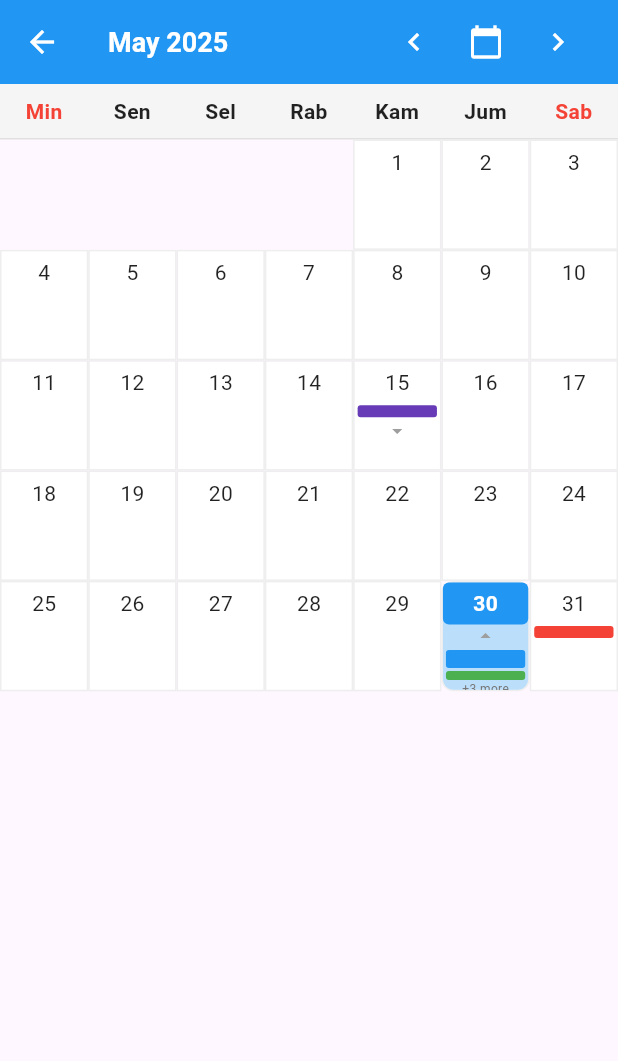
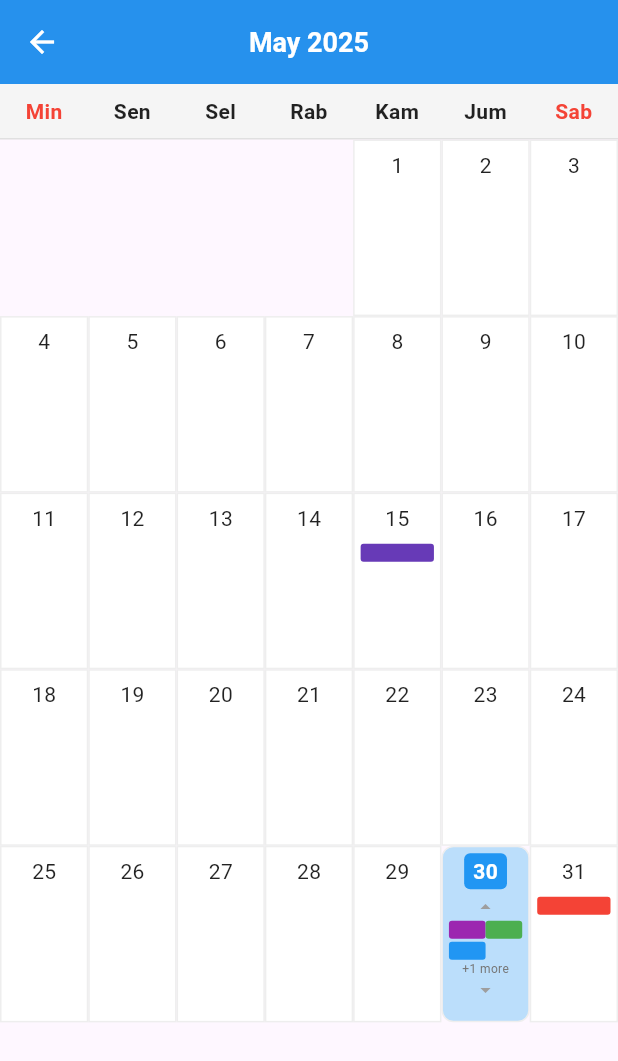
Before and after one commit to auzt/calendarprp, a Flutter app: the screen it shows after launch, after a tap on "Lihat Month View", on a phone screen of 412 x 824 dp. Shown: the top 1061 px of the screen. Run offline on Flutter 3.47's test engine with Material 3 defaults, Android fonts, the phone set to English and light mode, and no system bars.

Commit message:
month view

```diff
--- a/lib/month_view.dart
+++ b/lib/month_view.dart
@@ -1,7 +1,8 @@
-// lib/month_view.dart
+// lib/month_view.dart (REVISI ULANG)
 import 'package:flutter/material.dart';
-import 'package:intl/intl.dart'; // Make sure you have intl: ^0.19.0 in pubspec.yaml
+import 'package:intl/intl.dart';
 import 'package:calendar/day_view.dart'; // Import CalendarEvent model
+import 'dart:math'; // Untuk fungsi min
 
 class MonthViewCalendar extends StatefulWidget {
   final DateTime initialDate;
@@ -13,12 +14,13 @@ class MonthViewCalendar extends StatefulWidget {
 }
 
 class _MonthViewCalendarState extends State<MonthViewCalendar> {
+  late PageController _pageController;
   late DateTime _focusedMonth;
   late DateTime
   _selectedDate; // Keep track of the selected date for highlighting
   Map<String, List<CalendarEvent>> eventsPerDate = {}; // Data event
 
-  // Define display range for events in a day block
+  // Define display range for events in a day block for arrow indicators
   final int _displayStartTimeHour = 8;
   final int _displayEndTimeHour = 17; // 5 PM
 
@@ -30,6 +32,10 @@ class _MonthViewCalendarState extends State<MonthViewCalendar> {
       widget.initialDate.month,
       1,
     );
+    // Initialize page controller to start at the current month's page index
+    _pageController = PageController(
+      initialPage: _calculateInitialPageIndex(widget.initialDate),
+    );
     _selectedDate = DateTime(
       widget.initialDate.year,
       widget.initialDate.month,
@@ -38,15 +44,31 @@ class _MonthViewCalendarState extends State<MonthViewCalendar> {
     _initializeEvents(); // Initialize dummy events for demonstration
   }
 
-  // A simplified event initialization for MonthView.
-  // In a real app, this data would come from a shared state/database.
+  @override
+  void dispose() {
+    _pageController.dispose();
+    super.dispose();
+  }
+
+  int _calculateInitialPageIndex(DateTime date) {
+    // Arbitrary starting year, e.g., 2000, to calculate page index
+    // This allows navigating many years back/forward.
+    final DateTime epoch = DateTime(2000, 1, 1);
+    return ((date.year - epoch.year) * 12) + (date.month - epoch.month);
+  }
+
+  DateTime _getMonthForPageIndex(int index) {
+    final DateTime epoch = DateTime(2000, 1, 1);
+    return DateTime(epoch.year + (index ~/ 12), epoch.month + (index % 12));
+  }
+
   void _initializeEvents() {
     DateTime today = DateTime.now();
     DateTime baseToday = DateTime(today.year, today.month, today.day);
     DateTime tomorrow = baseToday.add(const Duration(days: 1));
     DateTime dayAfterTomorrow = baseToday.add(const Duration(days: 2));
+    DateTime twoDaysAfterTomorrow = baseToday.add(const Duration(days: 4));
     DateTime nextWeek = baseToday.add(const Duration(days: 7));
-    DateTime startOfMonth = DateTime(today.year, today.month, 1);
     DateTime midMonth = DateTime(today.year, today.month, 15);
 
     // Clear existing events for fresh start in Month View
@@ -148,6 +170,31 @@ class _MonthViewCalendarState extends State<MonthViewCalendar> {
       ),
     ];
 
+    // Events with intentional overlap for splitting test
+    eventsPerDate[_getDateKey(twoDaysAfterTomorrow)] = [
+      CalendarEvent(
+        id: 'overlap1',
+        title: 'Meeting A',
+        startTime: twoDaysAfterTomorrow.copyWith(hour: 10, minute: 0),
+        endTime: twoDaysAfterTomorrow.copyWith(hour: 11, minute: 30),
+        color: Colors.deepOrange,
+      ),
+      CalendarEvent(
+        id: 'overlap2',
+        title: 'Meeting B',
+        startTime: twoDaysAfterTomorrow.copyWith(hour: 10, minute: 45),
+        endTime: twoDaysAfterTomorrow.copyWith(hour: 12, minute: 0),
+        color: Colors.cyan,
+      ),
+      CalendarEvent(
+        id: 'overlap3',
+        title: 'Meeting C',
+        startTime: twoDaysAfterTomorrow.copyWith(hour: 11, minute: 0),
+        endTime: twoDaysAfterTomorrow.copyWith(hour: 12, minute: 30),
+        color: Colors.pink,
+      ),
+    ];
+
     // Some events in the middle of the month
     eventsPerDate[_getDateKey(midMonth)] = [
       CalendarEvent(
@@ -168,74 +215,38 @@ class _MonthViewCalendarState extends State<MonthViewCalendar> {
     return eventsPerDate[_getDateKey(date)] ?? [];
   }
 
-  void _changeMonth(int monthOffset) {
-    setState(() {
-      _focusedMonth = DateTime(
-        _focusedMonth.year,
-        _focusedMonth.month + monthOffset,
-        1,
-      );
-      // Adjust selected date to the new month, keeping the day if possible
-      int newDay = _selectedDate.day;
-      if (newDay >
-          DateTime(_focusedMonth.year, _focusedMonth.month + 1, 0).day) {
-        newDay =
-            DateTime(
-              _focusedMonth.year,
-              _focusedMonth.month + 1,
-              0,
-            ).day; // Cap to last day of month
-      }
-      _selectedDate = DateTime(_focusedMonth.year, _focusedMonth.month, newDay);
-    });
-  }
-
   @override
   Widget build(BuildContext context) {
     return Scaffold(
       appBar: AppBar(
-        title: Row(
-          children: [
-            Expanded(
-              child: Text(
+        title: Text(
           DateFormat('MMMM y').format(_focusedMonth),
-                style: const TextStyle(
-                  fontSize: 18,
-                  fontWeight: FontWeight.bold,
-                ),
-              ),
-            ),
-            IconButton(
-              onPressed: () => _changeMonth(-1),
-              icon: const Icon(Icons.chevron_left),
-              tooltip: 'Bulan Sebelumnya',
-            ),
-            IconButton(
-              onPressed: () {
-                setState(() {
-                  _focusedMonth = DateTime(
-                    DateTime.now().year,
-                    DateTime.now().month,
-                    1,
-                  );
-                  _selectedDate = DateTime.now();
-                });
-              },
-              icon: const Icon(Icons.calendar_today),
-              tooltip: 'Bulan Ini',
-            ),
-            IconButton(
-              onPressed: () => _changeMonth(1),
-              icon: const Icon(Icons.chevron_right),
-              tooltip: 'Bulan Selanjutnya',
-            ),
-          ],
+          style: const TextStyle(fontSize: 18, fontWeight: FontWeight.bold),
         ),
         backgroundColor: Colors.blue,
         foregroundColor: Colors.white,
+        centerTitle: true,
       ),
       body: Column(
-        children: [_buildWeekdayHeader(), Expanded(child: _buildMonthGrid())],
+        children: [
+          _buildWeekdayHeader(),
+          Expanded(
+            child: PageView.builder(
+              controller: _pageController,
+              scrollDirection:
+                  Axis.vertical, // Scroll vertikal untuk ganti bulan
+              onPageChanged: (index) {
+                setState(() {
+                  _focusedMonth = _getMonthForPageIndex(index);
+                });
+              },
+              itemBuilder: (context, index) {
+                final month = _getMonthForPageIndex(index);
+                return _buildMonthGrid(month);
+              },
+            ),
+          ),
+        ],
       ),
     );
   }
@@ -279,14 +290,9 @@ class _MonthViewCalendarState extends State<MonthViewCalendar> {
     );
   }
 
-  Widget _buildMonthGrid() {
-    final int daysInMonth =
-        DateTime(_focusedMonth.year, _focusedMonth.month + 1, 0).day;
-    final DateTime firstDayOfMonth = DateTime(
-      _focusedMonth.year,
-      _focusedMonth.month,
-      1,
-    );
+  Widget _buildMonthGrid(DateTime month) {
+    final int daysInMonth = DateTime(month.year, month.month + 1, 0).day;
+    final DateTime firstDayOfMonth = DateTime(month.year, month.month, 1);
     final int firstWeekday =
         firstDayOfMonth.weekday % 7; // Sunday = 0, Monday = 1, etc.
 
@@ -299,18 +305,28 @@ class _MonthViewCalendarState extends State<MonthViewCalendar> {
 
     // Add cells for each day of the month
     for (int day = 1; day <= daysInMonth; day++) {
-      final DateTime currentDay = DateTime(
-        _focusedMonth.year,
-        _focusedMonth.month,
-        day,
-      );
+      final DateTime currentDay = DateTime(month.year, month.month, day);
       dayCells.add(_buildDayCell(currentDay));
+    }
+
+    // Calculate total number of cells needed for 6 rows (assuming 7 columns)
+    int totalCellsNeeded = 6 * 7;
+    // Add trailing empty cells to fill the grid if needed
+    while (dayCells.length < totalCellsNeeded) {
+      dayCells.add(const SizedBox.shrink());
     }
 
     return GridView.builder(
       gridDelegate: const SliverGridDelegateWithFixedCrossAxisCount(
         crossAxisCount: 7,
-        childAspectRatio: 0.8, // Adjust as needed
+        // Adjust childAspectRatio to make cells larger.
+        // Screen height / (6 rows * cell height) / (screen width / 7 columns * cell width)
+        // A value of 1.0 would mean square cells. Lower value means taller cells.
+        // We want cells to fill the expanded height, so it's a bit tricky.
+        // A common practice is to calculate based on screen size, or use a fixed ratio.
+        // Let's try to make it fill.
+        childAspectRatio:
+            0.5, // Disesuaikan agar sel lebih besar dan 6 baris penuh
       ),
       itemCount: dayCells.length,
       itemBuilder: (context, index) => dayCells[index],
@@ -345,32 +361,43 @@ class _MonthViewCalendarState extends State<MonthViewCalendar> {
       }
     }
 
+    // Sort scheduled events by start time for consistent display
+    scheduledEvents.sort((a, b) => a.startTime.compareTo(b.startTime));
+
     bool hasEventsBeforeDisplayTime = false;
     bool hasEventsAfterDisplayTime = false;
 
     // Check for events outside display range
     for (var event in scheduledEvents) {
-      if (event.startTime.hour < _displayStartTimeHour) {
+      if (event.startTime.isBefore(
+        date.copyWith(hour: _displayStartTimeHour, minute: 0),
+      )) {
         hasEventsBeforeDisplayTime = true;
       }
-      if (event.endTime.hour >= _displayEndTimeHour) {
-        // Check if event ends at or after _displayEndTimeHour
+      if (event.endTime.isAfter(
+        date.copyWith(hour: _displayEndTimeHour, minute: 0),
+      )) {
         hasEventsAfterDisplayTime = true;
       }
     }
+
+    // Logic for splitting overlapping events (simplified for MonthView)
+    List<List<CalendarEvent>> eventColumns = _calculateMonthViewEventLayout(
+      scheduledEvents,
+    );
 
     return GestureDetector(
       onTap: () {
         setState(() {
           _selectedDate = date;
-          // Optionally, navigate to DayView for this date
+        });
+        // Navigate to DayView for this date
         Navigator.push(
           context,
           MaterialPageRoute(
             builder: (context) => DayViewCalendar(initialDate: date),
           ),
         );
-        });
       },
       child: Container(
         decoration: BoxDecoration(
@@ -379,11 +406,14 @@ class _MonthViewCalendarState extends State<MonthViewCalendar> {
           borderRadius: isToday ? BorderRadius.circular(8) : null,
         ),
         child: Column(
+          crossAxisAlignment: CrossAxisAlignment.stretch,
           children: [
             // Date number
-            Container(
-              alignment: Alignment.center,
-              padding: const EdgeInsets.symmetric(vertical: 4, horizontal: 6),
+            Align(
+              alignment: Alignment.topCenter,
+              child: Container(
+                margin: const EdgeInsets.all(4),
+                padding: const EdgeInsets.symmetric(vertical: 2, horizontal: 6),
                 decoration: BoxDecoration(
                   color: isToday ? Colors.blue : Colors.transparent,
                   borderRadius: BorderRadius.circular(4),
@@ -402,68 +432,79 @@ class _MonthViewCalendarState extends State<MonthViewCalendar> {
                   ),
                 ),
               ),
+            ),
             // Full Day Event Indicator
             if (fullDayEvents.isNotEmpty)
               Container(
                 height: 4,
                 width: double.infinity,
-                margin: const EdgeInsets.only(top: 2, left: 2, right: 2),
+                margin: const EdgeInsets.only(left: 4, right: 4, bottom: 2),
                 decoration: BoxDecoration(
-                  color:
-                      fullDayEvents
-                          .first
-                          .color, // Use first full-day event color
+                  color: fullDayEvents.first.color,
                   borderRadius: BorderRadius.circular(2),
                 ),
               ),
             // Events indicator (blocks)
             Expanded(
-              child: SingleChildScrollView(
-                physics:
-                    const NeverScrollableScrollPhysics(), // Prevent scrolling inside cell
+              child: Padding(
+                padding: const EdgeInsets.symmetric(horizontal: 4.0),
                 child: Column(
                   mainAxisSize: MainAxisSize.min,
                   children: [
-                    if (hasEventsBeforeDisplayTime) // Panah turun untuk jadwal sebelum jam 8 pagi
+                    if (hasEventsBeforeDisplayTime)
                       const Icon(
                         Icons.arrow_drop_up,
                         size: 16,
                         color: Colors.grey,
                       ),
-                    ...scheduledEvents.take(2).map((event) {
-                      // Display up to 2 events as blocks
-                      // Calculate block height based on duration (scaled)
-                      double durationInMinutes =
-                          event.endTime
-                              .difference(event.startTime)
-                              .inMinutes
-                              .toDouble();
+                    // Display events based on calculated columns
+                    Flexible(
+                      // Use Flexible to limit height of event blocks
+                      child: Row(
+                        crossAxisAlignment:
+                            CrossAxisAlignment.start, // Align to top
+                        children:
+                            eventColumns.take(3).map((columnEvents) {
+                              // Limit to 3 columns for space
+                              return Expanded(
+                                child: Column(
+                                  mainAxisSize: MainAxisSize.min,
+                                  children:
+                                      columnEvents.take(2).map((event) {
+                                        // Limit to 2 events per column
+                                        // Calculate block height (fixed for simplicity in month view)
+                                        // We are not trying to represent exact duration scale here,
+                                        // but rather presence and visual splitting.
                                         double blockHeight =
-                          (durationInMinutes / 60) *
-                          8; // Scale factor, adjust as needed
-
-                      // Clamp block height to a reasonable range
-                      blockHeight = blockHeight.clamp(4.0, 20.0);
-
+                                            12.0; // Fixed height for each event block
                                         return Container(
                                           height: blockHeight,
-                        width: double.infinity,
                                           margin: const EdgeInsets.symmetric(
-                          horizontal: 2,
                                             vertical: 1,
                                           ),
                                           decoration: BoxDecoration(
                                             color: event.color,
-                          borderRadius: BorderRadius.circular(2),
+                                            borderRadius: BorderRadius.circular(
+                                              2,
+                                            ),
                                           ),
                                         );
                                       }).toList(),
-                    if (scheduledEvents.length > 2) // Indicate more events
+                                ),
+                              );
+                            }).toList(),
+                      ),
+                    ),
+                    if (scheduledEvents.length >
+                        (eventColumns.length * 2).clamp(
+                          0,
+                          scheduledEvents.length,
+                        )) // Indicate more events if not all shown
                       Text(
-                        '+${scheduledEvents.length - 2} more',
+                        '+${scheduledEvents.length - (eventColumns.length * 2)} more',
                         style: TextStyle(fontSize: 8, color: Colors.grey[600]),
                       ),
-                    if (hasEventsAfterDisplayTime) // Panah atas untuk jadwal setelah jam 5 sore
+                    if (hasEventsAfterDisplayTime)
                       const Icon(
                         Icons.arrow_drop_down,
                         size: 16,
@@ -478,4 +519,41 @@ class _MonthViewCalendarState extends State<MonthViewCalendar> {
       ),
     );
   }
+
+  // Simplified event layout calculation for MonthView
+  // Aims to put overlapping events side-by-side if space allows
+  List<List<CalendarEvent>> _calculateMonthViewEventLayout(
+    List<CalendarEvent> events,
+  ) {
+    if (events.isEmpty) return [];
+
+    List<List<CalendarEvent>> columns = [];
+
+    for (CalendarEvent event in events) {
+      bool placed = false;
+      for (int i = 0; i < columns.length; i++) {
+        bool canPlaceInThisColumn = true;
+        for (CalendarEvent existingEventInColumn in columns[i]) {
+          if (_eventsOverlap(event, existingEventInColumn)) {
+            canPlaceInThisColumn = false;
+            break;
           }
+        }
+        if (canPlaceInThisColumn) {
+          columns[i].add(event);
+          placed = true;
+          break;
+        }
+      }
+      if (!placed) {
+        columns.add([event]);
+      }
+    }
+    return columns;
+  }
+
+  bool _eventsOverlap(CalendarEvent event1, CalendarEvent event2) {
+    return event1.startTime.isBefore(event2.endTime) &&
+        event2.startTime.isBefore(event1.endTime);
+  }
+}
```
Lines whose indentation alone changed are shown as unchanged.
